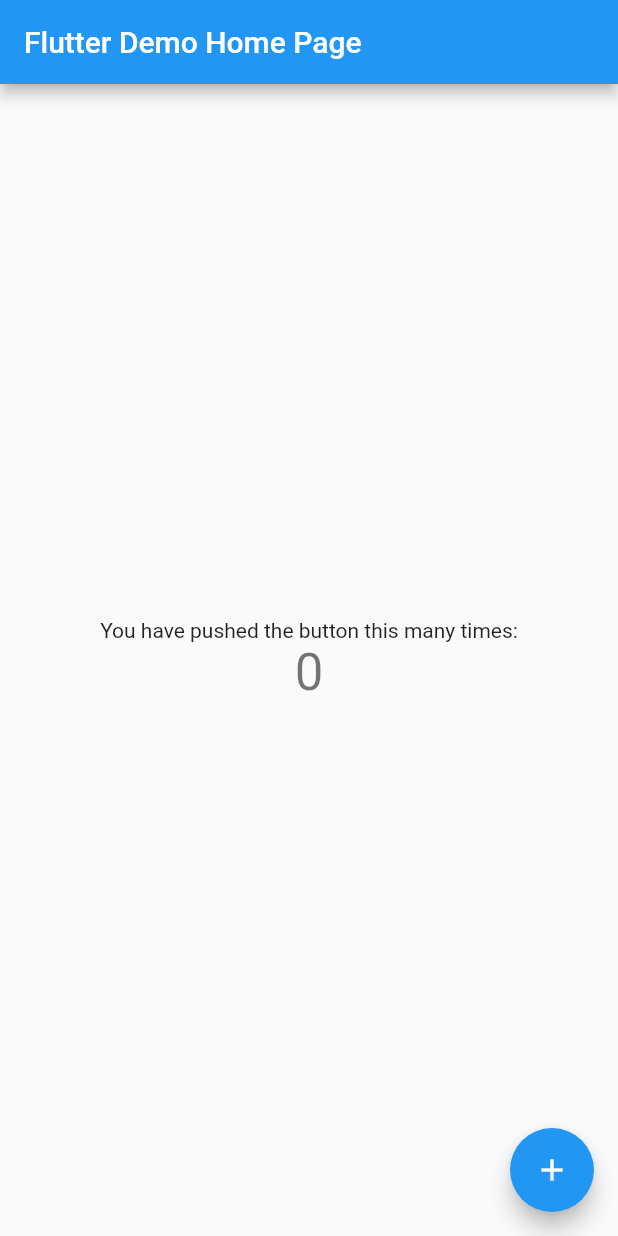
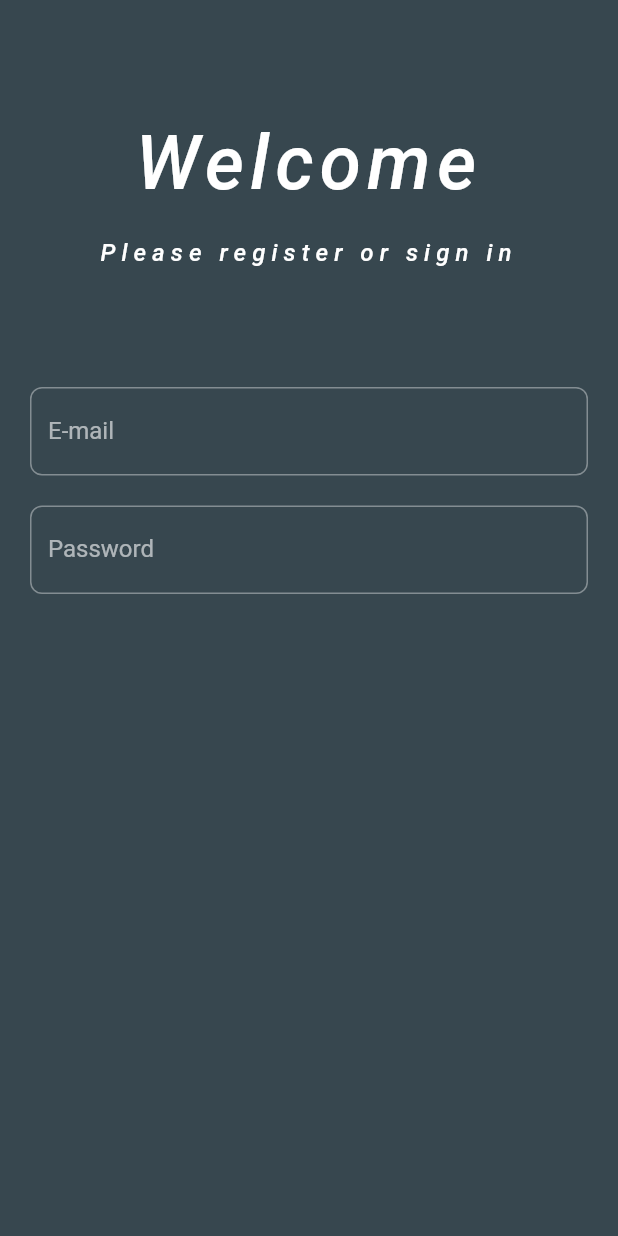
Before and after one commit to VeronikaLo/ToDo_app-Firebase-, a Flutter app: the screen it shows after launch, on a phone screen of 412 x 824 dp. Run offline on Flutter 3.47's test engine with Material 2 defaults, Android fonts, the phone set to English and light mode, and no system bars.

Commit message:
ui: textformfield

```diff
--- /dev/null
+++ b/lib/app_theme.dart
@@ -0,0 +1,94 @@
+import 'package:flutter/material.dart';
+
+
+class AppTheme {
+
+  static const Color _teal = Color.fromARGB(255, 80, 228, 213);
+  static final Color _pink = Colors.pink.shade300;
+  static final Color _darkgrey = Colors.blueGrey.shade900;
+  static final Color _darkgrey1 = Colors.blueGrey.shade800;
+  static final Color _lightgrey = Colors.blueGrey.shade300;
+  static const Color _black = Colors.black;
+  static const Color _white = Colors.white;
+
+
+  static final ThemeData lightTheme = ThemeData(
+      scaffoldBackgroundColor: _white,
+      appBarTheme: const AppBarTheme(
+          color: _teal,
+          iconTheme:  IconThemeData(color: _white)),
+      bottomAppBarColor: _teal,
+      colorScheme:  ColorScheme.light(
+          primary: _teal,
+          onPrimary: _white,
+          secondary: _pink,
+          ),
+      textTheme: _lightTextTheme);
+
+    static const TextTheme _lightTextTheme = TextTheme(
+    headline1: TextStyle(
+      color: _black,
+      fontFamily: "Rubik",
+      fontSize: 22,
+      fontStyle: FontStyle.italic),
+    bodyText1:TextStyle(
+      color: _black,
+      fontFamily: "Rubik",
+      fontSize: 18,
+      ),
+    button: TextStyle(
+      color: _white,
+      fontFamily: "Rubik",
+      fontSize: 20,
+      fontWeight: FontWeight.bold),
+  );
+
+
+  static final ThemeData darkTheme = ThemeData(
+      scaffoldBackgroundColor: _darkgrey1,
+      appBarTheme:  AppBarTheme(
+          color: _darkgrey,
+          iconTheme:  const IconThemeData(color: _white)),
+      bottomAppBarColor: _darkgrey1,
+      colorScheme: ColorScheme.dark(
+          primary: _darkgrey,
+          onPrimary: _lightgrey,
+          secondary: _pink,
+          tertiary: _teal,
+          ),
+      textTheme: _darkTextTheme,
+      inputDecorationTheme: _inputDecorationTheme);
+
+
+    static const TextTheme _darkTextTheme = TextTheme(
+    headline1: TextStyle(
+      color: _white,
+      //fontFamily: "Rubik",
+      fontSize: 16,
+      fontWeight: FontWeight.bold,
+      fontStyle: FontStyle.italic),
+    bodyText1:TextStyle(
+      color: _white,
+      fontFamily: "Rubik",
+      fontSize: 18,
+      ),
+    button: TextStyle(
+      color: _white,
+      fontFamily: "Rubik",
+      fontSize: 20,
+      fontWeight: FontWeight.bold),
+  );
+
+
+  static final InputDecorationTheme _inputDecorationTheme = InputDecorationTheme(
+    border: OutlineInputBorder(
+      borderRadius: BorderRadius.circular(8),
+    ),
+    focusedBorder: OutlineInputBorder(
+      borderRadius: BorderRadius.circular(8),
+      borderSide: const BorderSide(color: _white),
+    ),
+    floatingLabelStyle: const TextStyle(color: _white),
+  );
+
+}
--- a/lib/main.dart
+++ b/lib/main.dart
@@ -1,4 +1,7 @@
 import 'package:flutter/material.dart';
+import 'package:todo_app/presentation/home/signup/signup_page.dart';
+
+import 'app_theme.dart';
 
 void main() {
   runApp(const MyApp());
@@ -11,105 +14,10 @@ class MyApp extends StatelessWidget {
   @override
   Widget build(BuildContext context) {
     return MaterialApp(
+      debugShowCheckedModeBanner: false,
       title: 'Flutter Demo',
-      theme: ThemeData(
-        // This is the theme of your application.
-        //
-        // Try running your application with "flutter run". You'll see the
-        // application has a blue toolbar. Then, without quitting the app, try
-        // changing the primarySwatch below to Colors.green and then invoke
-        // "hot reload" (press "r" in the console where you ran "flutter run",
-        // or simply save your changes to "hot reload" in a Flutter IDE).
-        // Notice that the counter didn't reset back to zero; the application
-        // is not restarted.
-        primarySwatch: Colors.blue,
-      ),
-      home: const MyHomePage(title: 'Flutter Demo Home Page'),
+      theme: AppTheme.darkTheme,
+      home: const SignUpPage(),
     );
   }
 }
-
-class MyHomePage extends StatefulWidget {
-  const MyHomePage({super.key, required this.title});
-
-  // This widget is the home page of your application. It is stateful, meaning
-  // that it has a State object (defined below) that contains fields that affect
-  // how it looks.
-
-  // This class is the configuration for the state. It holds the values (in this
-  // case the title) provided by the parent (in this case the App widget) and
-  // used by the build method of the State. Fields in a Widget subclass are
-  // always marked "final".
-
-  final String title;
-
-  @override
-  State<MyHomePage> createState() => _MyHomePageState();
-}
-
-class _MyHomePageState extends State<MyHomePage> {
-  int _counter = 0;
-
-  void _incrementCounter() {
-    setState(() {
-      // This call to setState tells the Flutter framework that something has
-      // changed in this State, which causes it to rerun the build method below
-      // so that the display can reflect the updated values. If we changed
-      // _counter without calling setState(), then the build method would not be
-      // called again, and so nothing would appear to happen.
-      _counter++;
-    });
-  }
-
-  @override
-  Widget build(BuildContext context) {
-    // This method is rerun every time setState is called, for instance as done
-    // by the _incrementCounter method above.
-    //
-    // The Flutter framework has been optimized to make rerunning build methods
-    // fast, so that you can just rebuild anything that needs updating rather
-    // than having to individually change instances of widgets.
-    return Scaffold(
-      appBar: AppBar(
-        // Here we take the value from the MyHomePage object that was created by
-        // the App.build method, and use it to set our appbar title.
-        title: Text(widget.title),
-      ),
-      body: Center(
-        // Center is a layout widget. It takes a single child and positions it
-        // in the middle of the parent.
-        child: Column(
-          // Column is also a layout widget. It takes a list of children and
-          // arranges them vertically. By default, it sizes itself to fit its
-          // children horizontally, and tries to be as tall as its parent.
-          //
-          // Invoke "debug painting" (press "p" in the console, choose the
-          // "Toggle Debug Paint" action from the Flutter Inspector in Android
-          // Studio, or the "Toggle Debug Paint" command in Visual Studio Code)
-          // to see the wireframe for each widget.
-          //
-          // Column has various properties to control how it sizes itself and
-          // how it positions its children. Here we use mainAxisAlignment to
-          // center the children vertically; the main axis here is the vertical
-          // axis because Columns are vertical (the cross axis would be
-          // horizontal).
-          mainAxisAlignment: MainAxisAlignment.center,
-          children: <Widget>[
-            const Text(
-              'You have pushed the button this many times:',
-            ),
-            Text(
-              '$_counter',
-              style: Theme.of(context).textTheme.headline4,
-            ),
-          ],
-        ),
-      ),
-      floatingActionButton: FloatingActionButton(
-        onPressed: _incrementCounter,
-        tooltip: 'Increment',
-        child: const Icon(Icons.add),
-      ), // This trailing comma makes auto-formatting nicer for build methods.
-    );
-  }
-}
--- /dev/null
+++ b/lib/presentation/home/signup/signup_page.dart
@@ -0,0 +1,14 @@
+
+import 'package:flutter/material.dart';
+import 'package:todo_app/presentation/home/signup/widgets/signup_form.dart';
+
+class SignUpPage extends StatelessWidget {
+  const SignUpPage({super.key});
+
+  @override
+  Widget build(BuildContext context) {
+    return const Scaffold(
+      body: SignUpForm(),
+    );
+  }
+}
--- /dev/null
+++ b/lib/presentation/home/signup/widgets/signup_form.dart
@@ -0,0 +1,47 @@
+import 'package:flutter/material.dart';
+
+class SignUpForm extends StatelessWidget {
+  const SignUpForm({super.key});
+
+  @override
+  Widget build(BuildContext context) {
+
+    final themeData = Theme.of(context);
+    return Form(
+      child: ListView(
+        padding: const EdgeInsets.symmetric(horizontal: 20),
+        children: [
+          const SizedBox(height: 80,),
+          Text('Welcome',
+          textAlign: TextAlign.center,
+          style: themeData.textTheme.headline1!.copyWith(
+            fontSize: 50,
+            fontWeight: FontWeight.w500,
+            letterSpacing: 4,
+          )),
+          const SizedBox(height: 20,),
+          Text('Please register or sign in',
+          textAlign: TextAlign.center,
+          style: themeData.textTheme.headline1!.copyWith(
+            fontSize: 16,
+            fontWeight: FontWeight.w500,
+            letterSpacing: 4,
+          )),
+          const SizedBox(height: 80,),
+          TextFormField(
+            cursorColor: Colors.white,
+            decoration: const InputDecoration(
+              labelText: 'E-mail',
+            ),
+          ),
+          const SizedBox(height: 20,),
+          TextFormField(
+            cursorColor: Colors.white,
+            obscureText: true, // hides input
+            decoration: const InputDecoration(
+              labelText: 'Password',
+            ),
+          )
+        ], ),);
+  }
+}
```
